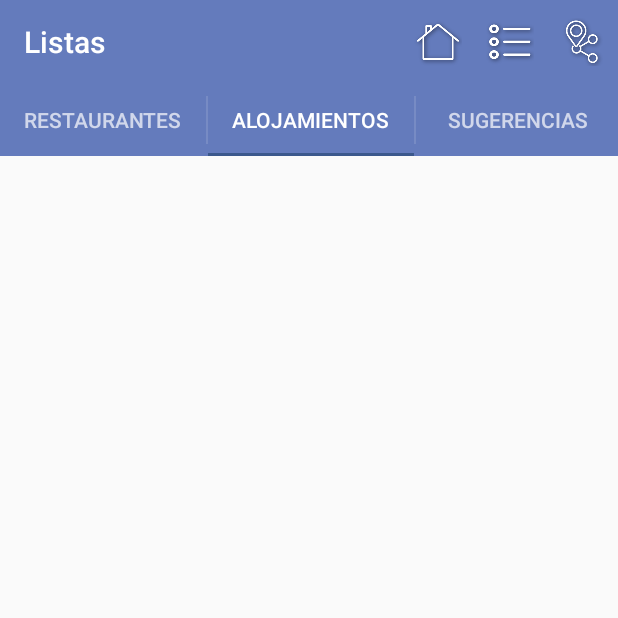
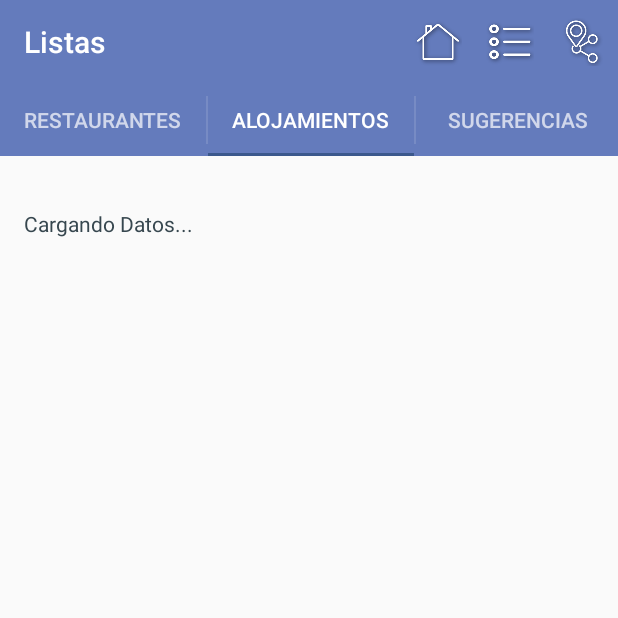
Before and after one commit to lucrperez/exitaeZgzAppStore, an Android app: the ListsActivity screen opened directly, with no data from a screen before it, tab 2 chosen, on a phone screen of 412 x 824 dp, the top half of it. Run offline under Robolectric (Android 15) with nearby library versions, the phone set to English and light mode, and no system bars.

Commit message:
Bug fixing and improves. Version 1.1

```diff
--- a/Handicapp/app/src/main/AndroidManifest.xml
+++ b/Handicapp/app/src/main/AndroidManifest.xml
@@ -1,6 +1,6 @@
 <?xml version="1.0" encoding="utf-8"?>
 <manifest xmlns:android="http://schemas.android.com/apk/res/android"
-    package="es.zgzappstore.equipoa.handicapp" >
+    package="es.zgzappstore.equipoa.handicapp">
 
     <uses-permission android:name="android.permission.ACCESS_NETWORK_STATE" />
     <uses-permission android:name="android.permission.INTERNET" />
--- a/Handicapp/app/src/main/java/es/zgzappstore/equipoa/handicapp/ListsActivity.java
+++ b/Handicapp/app/src/main/java/es/zgzappstore/equipoa/handicapp/ListsActivity.java
@@ -218,24 +218,35 @@ public class ListsActivity extends ActionBarActivity implements ActionBar.TabLis
             //return super.onCreateView(inflater, container, savedInstanceState);
             View rootView = inflater.inflate(R.layout.fragment_restaurants, container, false);
             lvRestaurants = (ListView) rootView.findViewById(R.id.restaurants_list);
+            adapter = new MySimpleAdapter(getActivity().getApplicationContext(), generateData());
+            lvRestaurants.setAdapter(adapter);
             lvRestaurants.setOnItemClickListener(new AdapterView.OnItemClickListener() {
                 @Override
                 public void onItemClick(AdapterView<?> parent, View view, int position, long id) {
                     int itemID = ((SimpleItem) lvRestaurants.getItemAtPosition(position)).getID();
                     if (itemID == -1) {
                         return;
-                    }
+                    } else {
 
                         Intent intent = new Intent();
                         intent.setClass(getActivity().getApplicationContext(), RestaurantActivity.class);
                         intent.putExtra("LugarID", itemID);
                         startActivity(intent);
                     }
+                }
             });
 
             new DownloadRestaurants().execute();
 
             return rootView;
+        }
+
+        private ArrayList<SimpleItem> generateData() {
+            ArrayList<SimpleItem> items = new ArrayList<SimpleItem>();
+
+            items.add(new SimpleItem(-1, "Cargando datos..."));
+
+            return items;
         }
 
         private ArrayList<SimpleItem> generateData(ArrayList<Restaurants> list) {
@@ -425,18 +436,21 @@ public class ListsActivity extends ActionBarActivity implements ActionBar.TabLis
             //return super.onCreateView(inflater, container, savedInstanceState);
             View rootView = inflater.inflate(R.layout.fragment_hotels, container, false);
             lvHotels = (ListView) rootView.findViewById(R.id.hotels_list);
+            adapter = new MySimpleAdapter(getActivity().getApplicationContext(), generateData());
+            lvHotels.setAdapter(adapter);
             lvHotels.setOnItemClickListener(new AdapterView.OnItemClickListener() {
                 @Override
                 public void onItemClick(AdapterView<?> parent, View view, int position, long id) {
                     int itemID = ((SimpleItem) lvHotels.getItemAtPosition(position)).getID();
                     if (itemID == -1) {
                         return;
-                    }
+                    } else {
 
                         Intent intent = new Intent();
                         intent.setClass(getActivity().getApplicationContext(), HotelActivity.class);
                         intent.putExtra("LugarID", itemID);
                         startActivity(intent);
+                    }
                 }
             });
 
@@ -444,6 +458,14 @@ public class ListsActivity extends ActionBarActivity implements ActionBar.TabLis
 
 
             return rootView;
+        }
+
+        private ArrayList<SimpleItem> generateData() {
+            ArrayList<SimpleItem> items = new ArrayList<SimpleItem>();
+
+            items.add(new SimpleItem(-1, "Cargando Datos..."));
+
+            return items;
         }
 
         private ArrayList<SimpleItem> generateData(ArrayList<Hotels> list) {
@@ -632,24 +654,35 @@ public class ListsActivity extends ActionBarActivity implements ActionBar.TabLis
             View rootView = inflater.inflate(R.layout.fragment_suggestions, container, false);
 
             lvSuggestions = (ListView) rootView.findViewById(R.id.suggestions_list);
+            adapter = new MySimpleAdapter(getActivity().getApplicationContext(), generateData());
+            lvSuggestions.setAdapter(adapter);
             lvSuggestions.setOnItemClickListener(new AdapterView.OnItemClickListener() {
                 @Override
                 public void onItemClick(AdapterView<?> parent, View view, int position, long id) {
                     int itemID = ((SimpleItem) lvSuggestions.getItemAtPosition(position)).getID();
                     if (itemID == -1) {
                         return;
-                    }
+                    } else {
 
                         Intent intent = new Intent();
                         intent.setClass(getActivity().getApplicationContext(), PlacesActivity.class);
                         intent.putExtra("LugarID", itemID);
                         startActivity(intent);
                     }
+                }
             });
 
             new DownloadLugares().execute();
 
             return rootView;
+        }
+
+        private ArrayList<SimpleItem> generateData() {
+            ArrayList<SimpleItem> items = new ArrayList<SimpleItem>();
+
+            items.add(new SimpleItem(-1, "Cargando Datos..."));
+
+            return items;
         }
 
         private ArrayList<SimpleItem> generateData(ArrayList<Lugares> list) {
--- a/Handicapp/app/src/main/java/es/zgzappstore/equipoa/handicapp/MainActivity.java
+++ b/Handicapp/app/src/main/java/es/zgzappstore/equipoa/handicapp/MainActivity.java
@@ -10,7 +10,7 @@ import java.util.TimerTask;
 public class MainActivity extends Activity {
 
     // Set the duration of the splash screen
-    private static final long SPLASH_SCREEN_DELAY = 4000;
+    private static final long SPLASH_SCREEN_DELAY = 2500;
 
     @Override
     protected void onCreate(Bundle savedInstanceState) {
--- a/Handicapp/app/src/main/java/es/zgzappstore/equipoa/handicapp/MapActivity.java
+++ b/Handicapp/app/src/main/java/es/zgzappstore/equipoa/handicapp/MapActivity.java
@@ -219,6 +219,7 @@ public class MapActivity extends ActionBarActivity {
         protected void onPostExecute(ArrayList<Lugares> Listll) {
             super.onPostExecute(Listll);
 
+            if (Listll != null) {
                 for (Lugares ll : Listll) {
                     map.addMarker(new MarkerOptions()
                             .position(ll.getGeometry())
@@ -226,6 +227,7 @@ public class MapActivity extends ActionBarActivity {
                             .visible(true)
                             .icon(BitmapDescriptorFactory.defaultMarker(BitmapDescriptorFactory.HUE_GREEN))
                             .title(ll.getTitle()));
+                }
             }
         }
     }
@@ -304,7 +306,7 @@ public class MapActivity extends ActionBarActivity {
         @Override
         protected void onPostExecute(ArrayList<LatLng> Listll) {
             super.onPostExecute(Listll);
-
+            if (Listll != null) {
                 for (LatLng ll : Listll) {
                     map.addMarker(new MarkerOptions()
                             .position(ll)
@@ -316,3 +318,4 @@ public class MapActivity extends ActionBarActivity {
             }
         }
     }
+}
--- a/Handicapp/app/src/main/java/es/zgzappstore/equipoa/handicapp/PlacesActivity.java
+++ b/Handicapp/app/src/main/java/es/zgzappstore/equipoa/handicapp/PlacesActivity.java
@@ -152,11 +152,11 @@ public class PlacesActivity extends ActionBarActivity {
                 float zoom = (float) 15.0;
                 map.animateCamera(CameraUpdateFactory.newLatLngZoom(l.getGeometry(), zoom));
 
-                String title = getResources().getString(R.string.lbl_name);
+                //String title = getResources().getString(R.string.lbl_name);
                 String comment = getResources().getString(R.string.lbl_comment);
 
-                tvTitle.setText(title + l.getTitle());
-                tvDescription.setText(comment + l.getDescription());
+                tvTitle.setText(l.getTitle());
+                tvDescription.setText(l.getDescription());
             }
         }
     }
--- a/Handicapp/app/src/main/res/layout/activity_add_point.xml
+++ b/Handicapp/app/src/main/res/layout/activity_add_point.xml
@@ -62,8 +62,10 @@
                 android:layout_width="wrap_content"
                 android:layout_height="wrap_content" />
         </LinearLayout>
+        <Space
+            android:layout_width="match_parent"
+            android:layout_height="8dp" />
         <Button
-            android:paddingTop="8dp"
             android:background="@color/primary"
             android:textColor="@android:color/white"
             android:id="@+id/btn_add_accept"
--- a/Handicapp/app/src/main/res/layout/activity_map.xml
+++ b/Handicapp/app/src/main/res/layout/activity_map.xml
@@ -13,6 +13,9 @@
         android:id="@+id/map"
         android:name="com.google.android.gms.maps.SupportMapFragment"
         android:layout_weight="0.9" />
+    <Space
+        android:layout_width="match_parent"
+        android:layout_height="8dp" />
     <Button
         android:background="@color/primary"
         android:textColor="@android:color/white"
```
Also changed, not shown: Handicapp/app/src/main/java/es/zgzappstore/equipoa/handicapp/HotelActivity.java (+8 -8 lines), Handicapp/app/src/main/java/es/zgzappstore/equipoa/handicapp/RestaurantActivity.java (+8 -8 lines), Handicapp/app/src/main/res/layout/activity_hotel.xml (+28 -11 lines), Handicapp/app/src/main/res/layout/activity_places.xml (+6 -3 lines), Handicapp/app/src/main/res/layout/activity_restaurants.xml (+28 -11 lines). Lines whose indentation alone changed are shown as unchanged.
